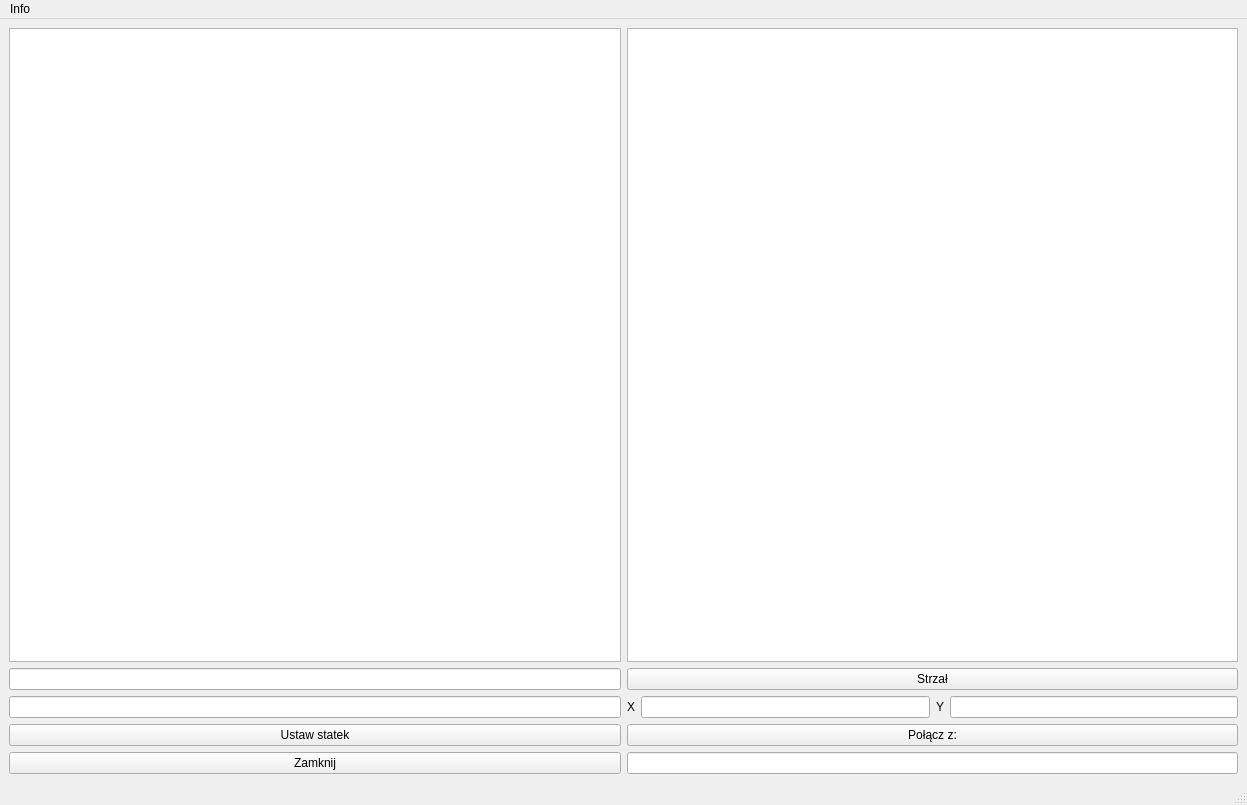
Above: untitled.ui from pkprzekwas/QtHex before the change. Below: the same form after it.
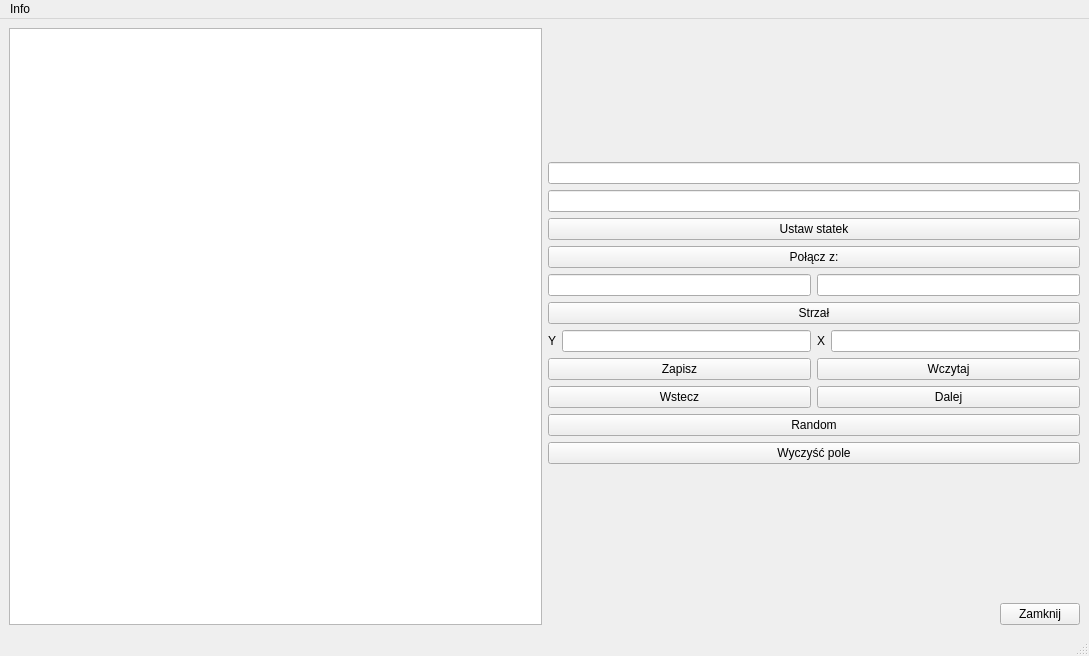
That is the form after the change.

The edit to the form file:
```diff
--- a/untitled.ui
+++ b/untitled.ui
@@ -6,10 +6,28 @@
    <rect>
     <x>0</x>
     <y>0</y>
-    <width>1247</width>
-    <height>805</height>
+    <width>1089</width>
+    <height>656</height>
    </rect>
   </property>
+  <property name="sizePolicy">
+   <sizepolicy hsizetype="Fixed" vsizetype="Fixed">
+    <horstretch>0</horstretch>
+    <verstretch>0</verstretch>
+   </sizepolicy>
+  </property>
+  <property name="minimumSize">
+   <size>
+    <width>0</width>
+    <height>0</height>
+   </size>
+  </property>
+  <property name="maximumSize">
+   <size>
+    <width>1253</width>
+    <height>804</height>
+   </size>
+  </property>
   <property name="windowTitle">
    <string>MainWindow</string>
   </property>
@@ -20,72 +38,173 @@
       <property name="leftMargin">
        <number>0</number>
       </property>
-      <item row="4" column="1">
-       <layout class="QHBoxLayout" name="horizontalLayout_2">
-        <item>
-         <widget class="QLabel" name="label">
-          <property name="text">
-           <string>X</string>
-          </property>
-         </widget>
-        </item>
-        <item>
-         <widget class="QLineEdit" name="x_field"/>
-        </item>
-        <item>
-         <widget class="QLabel" name="label_2">
-          <property name="text">
-           <string>Y</string>
-          </property>
-         </widget>
-        </item>
-        <item>
-         <widget class="QLineEdit" name="y_field"/>
-        </item>
-       </layout>
-      </item>
-      <item row="0" column="1">
-       <widget class="QGraphicsView" name="enemys_screen"/>
-      </item>
       <item row="0" column="0">
        <widget class="QGraphicsView" name="my_screen"/>
       </item>
-      <item row="7" column="1">
-       <widget class="QLineEdit" name="ip_addr_field"/>
-      </item>
-      <item row="3" column="0">
-       <widget class="QLineEdit" name="set_X"/>
-      </item>
-      <item row="4" column="0">
-       <widget class="QLineEdit" name="set_Y"/>
-      </item>
-      <item row="3" column="1">
-       <widget class="QPushButton" name="shot_btn">
-        <property name="text">
-         <string>Strzał</string>
-        </property>
-       </widget>
-      </item>
-      <item row="7" column="0">
-       <widget class="QPushButton" name="exit_btn">
-        <property name="text">
-         <string>Zamknij</string>
-        </property>
-       </widget>
-      </item>
-      <item row="5" column="0">
-       <widget class="QPushButton" name="set_ship_btn">
-        <property name="text">
-         <string>Ustaw statek</string>
-        </property>
-       </widget>
-      </item>
-      <item row="5" column="1">
-       <widget class="QPushButton" name="connect_btn">
-        <property name="text">
-         <string>Połącz z:</string>
-        </property>
-       </widget>
+      <item row="0" column="1">
+       <layout class="QVBoxLayout" name="verticalLayout">
+        <item>
+         <spacer name="verticalSpacer">
+          <property name="orientation">
+           <enum>Qt::Vertical</enum>
+          </property>
+          <property name="sizeHint" stdset="0">
+           <size>
+            <width>20</width>
+            <height>40</height>
+           </size>
+          </property>
+         </spacer>
+        </item>
+        <item>
+         <widget class="QLineEdit" name="set_X"/>
+        </item>
+        <item>
+         <widget class="QLineEdit" name="set_Y"/>
+        </item>
+        <item>
+         <widget class="QPushButton" name="set_ship_btn">
+          <property name="text">
+           <string>Ustaw statek</string>
+          </property>
+         </widget>
+        </item>
+        <item>
+         <widget class="QPushButton" name="connect_btn">
+          <property name="text">
+           <string>Połącz z:</string>
+          </property>
+         </widget>
+        </item>
+        <item>
+         <layout class="QHBoxLayout" name="horizontalLayout_4">
+          <item>
+           <widget class="QLineEdit" name="ip_addr_field"/>
+          </item>
+          <item>
+           <widget class="QLineEdit" name="port_field"/>
+          </item>
+         </layout>
+        </item>
+        <item>
+         <widget class="QPushButton" name="shot_btn">
+          <property name="text">
+           <string>Strzał</string>
+          </property>
+         </widget>
+        </item>
+        <item>
+         <layout class="QHBoxLayout" name="horizontalLayout_2">
+          <item>
+           <widget class="QLabel" name="label">
+            <property name="text">
+             <string>Y</string>
+            </property>
+           </widget>
+          </item>
+          <item>
+           <widget class="QLineEdit" name="x_field"/>
+          </item>
+          <item>
+           <widget class="QLabel" name="label_2">
+            <property name="text">
+             <string>X</string>
+            </property>
+           </widget>
+          </item>
+          <item>
+           <widget class="QLineEdit" name="y_field"/>
+          </item>
+         </layout>
+        </item>
+        <item>
+         <layout class="QHBoxLayout" name="horizontalLayout_3">
+          <item>
+           <widget class="QPushButton" name="save_btn">
+            <property name="text">
+             <string>Zapisz</string>
+            </property>
+           </widget>
+          </item>
+          <item>
+           <widget class="QPushButton" name="read_file_btn">
+            <property name="text">
+             <string>Wczytaj</string>
+            </property>
+           </widget>
+          </item>
+         </layout>
+        </item>
+        <item>
+         <layout class="QHBoxLayout" name="horizontalLayout_5">
+          <item>
+           <widget class="QPushButton" name="back_btn">
+            <property name="text">
+             <string>Wstecz</string>
+            </property>
+           </widget>
+          </item>
+          <item>
+           <widget class="QPushButton" name="next_btn">
+            <property name="text">
+             <string>Dalej</string>
+            </property>
+           </widget>
+          </item>
+         </layout>
+        </item>
+        <item>
+         <widget class="QPushButton" name="gen_rand_btn">
+          <property name="text">
+           <string>Random</string>
+          </property>
+         </widget>
+        </item>
+        <item>
+         <widget class="QPushButton" name="clear_btn">
+          <property name="text">
+           <string>Wyczyść pole</string>
+          </property>
+         </widget>
+        </item>
+        <item>
+         <spacer name="verticalSpacer_2">
+          <property name="orientation">
+           <enum>Qt::Vertical</enum>
+          </property>
+          <property name="sizeHint" stdset="0">
+           <size>
+            <width>20</width>
+            <height>40</height>
+           </size>
+          </property>
+         </spacer>
+        </item>
+        <item>
+         <layout class="QHBoxLayout" name="horizontalLayout_6">
+          <item>
+           <spacer name="horizontalSpacer">
+            <property name="orientation">
+             <enum>Qt::Horizontal</enum>
+            </property>
+            <property name="sizeHint" stdset="0">
+             <size>
+              <width>40</width>
+              <height>20</height>
+             </size>
+            </property>
+           </spacer>
+          </item>
+          <item>
+           <widget class="QPushButton" name="exit_btn">
+            <property name="text">
+             <string>Zamknij</string>
+            </property>
+           </widget>
+          </item>
+         </layout>
+        </item>
+       </layout>
       </item>
      </layout>
     </item>
@@ -96,7 +215,7 @@
     <rect>
      <x>0</x>
      <y>0</y>
-     <width>1247</width>
+     <width>1089</width>
      <height>27</height>
     </rect>
    </property>
```
